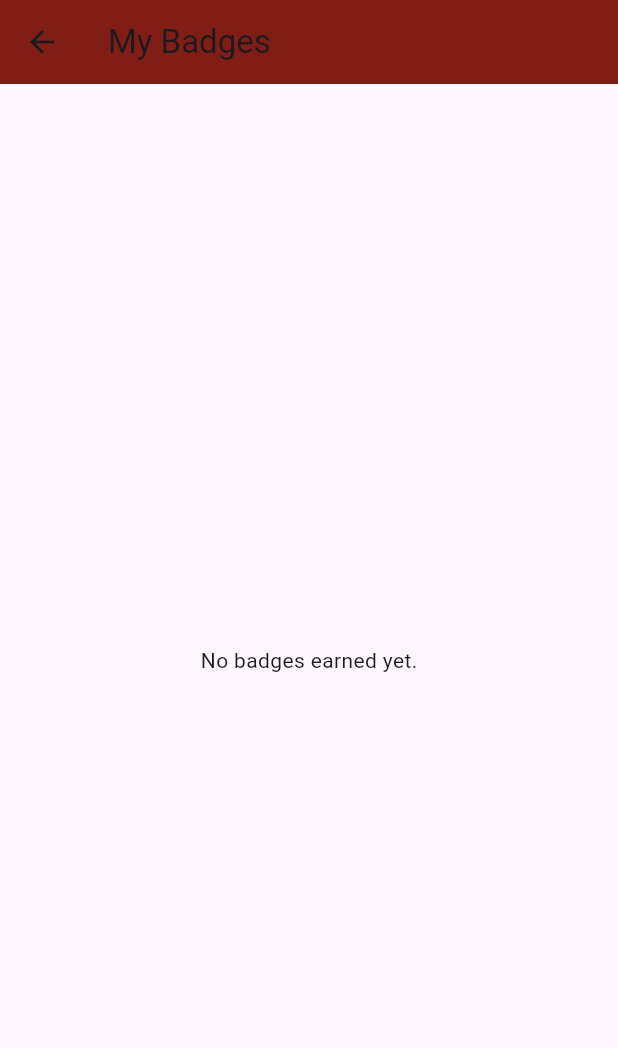
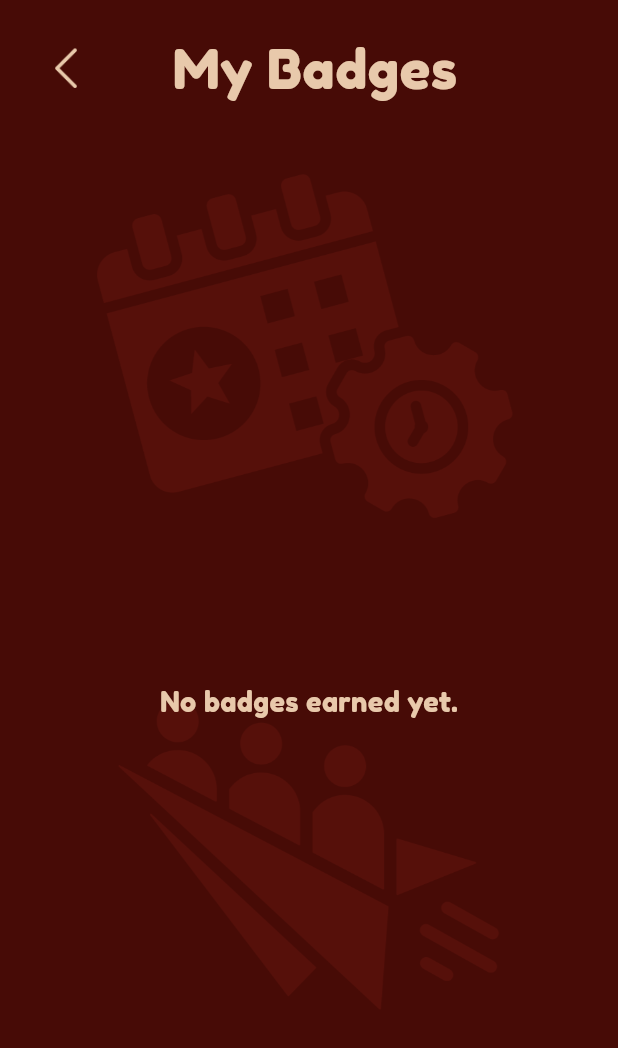
Before and after one commit to MaazPotrick/evinti, a Flutter app: the StudentBadgesPage screen opened directly, on a phone screen of 412 x 824 dp. Shown: the top 1048 px of the screen. Run offline on Flutter 3.47's test engine with Material 3 defaults, Android fonts, the phone set to English and light mode, and no system bars; our stand-ins replace carousel_slider, cloud_firestore, confetti, firebase_auth, firebase_core, firebase_storage and 5 more; accounts and stored records are empty; network calls fail.

Commit message:
Fixed badge page and organizer Event details page.

```diff
--- a/lib/StudentBadgesPage.dart
+++ b/lib/StudentBadgesPage.dart
@@ -44,20 +44,73 @@ class _StudentBadgesPageState extends State<StudentBadgesPage> {
   @override
   Widget build(BuildContext context) {
     return Scaffold(
-      appBar: AppBar(
-        title: const Text('My Badges'),
-        backgroundColor: const Color(0xFF801e15),
+      body: Stack(
+        children: [
+          // Background image
+          Container(
+            decoration: const BoxDecoration(
+              image: DecorationImage(
+                image: AssetImage('assets/images/bg2.png'), // Ensure consistency with the StudentProfile page
+                fit: BoxFit.cover,
               ),
-      body: badges.isEmpty
+            ),
+          ),
+          SafeArea(
+            child: Column(
+              children: [
+                // Top bar with back arrow and title
+                Padding(
+                  padding: const EdgeInsets.symmetric(vertical: 20.0, horizontal: 20.0),
+                  child: Row(
+                    mainAxisAlignment: MainAxisAlignment.spaceBetween,
+                    children: [
+                      IconButton(
+                        icon: SizedBox(
+                          width: 30, // Adjust width for a smaller arrow
+                          height: 30, // Adjust height for a smaller arrow
+                          child: Image.asset('assets/images/back.png'),
+                        ),
+                        onPressed: () {
+                          Navigator.pop(context); // Go back when tapped
+                        },
+                      ),
+                      const Text(
+                        'My Badges',
+                        style: TextStyle(
+                          fontFamily: 'FredokaOne',
+                          fontSize: 36,
+                          color: Color(0xFFe8c9ab),
+                        ),
+                      ),
+                      const SizedBox(width: 40), // To keep title centered
+                    ],
+                  ),
+                ),
+                const SizedBox(height: 20),
+                Expanded(
+                  child: badges.isEmpty
                       ? const Center(
-        child: Text('No badges earned yet.'),
+                    child: Text(
+                      'No badges earned yet.',
+                      style: TextStyle(
+                        fontFamily: 'FredokaOne',
+                        fontSize: 18,
+                        color: Color(0xFFe8c9ab),
+                      ),
+                    ),
                   )
                       : ListView.builder(
-        padding: const EdgeInsets.all(20.0),
+                    padding: const EdgeInsets.symmetric(horizontal: 20.0),
                     itemCount: badges.length,
                     itemBuilder: (context, index) {
                       final badge = badges[index];
-          return Card(
+                      return Container(
+                        margin: const EdgeInsets.symmetric(vertical: 10),
+                        padding: const EdgeInsets.all(15),
+                        decoration: BoxDecoration(
+                          color: const Color(0xFF801e15),
+                          borderRadius: BorderRadius.circular(10),
+                        ),
                         child: ListTile(
                           leading: Image.asset(
                             badge['imagePath'], // The path of the badge image (e.g., 'assets/images/bronze.png')
@@ -66,16 +119,30 @@ class _StudentBadgesPageState extends State<StudentBadgesPage> {
                           ),
                           title: Text(
                             badge['title'], // The title of the badge
-                style: const TextStyle(fontFamily: 'FredokaOne', fontSize: 18),
+                            style: const TextStyle(
+                              fontFamily: 'FredokaOne',
+                              fontSize: 20,
+                              color: Color(0xFFe8c9ab),
+                            ),
                           ),
                           subtitle: Text(
                             'Awarded on: ${badge['awardedTime'].toDate().toString().split(' ')[0]}',
-                style: const TextStyle(fontSize: 14),
+                            style: const TextStyle(
+                              fontFamily: 'FredokaOne',
+                              fontSize: 14,
+                              color: Color(0xFFe8c9ab),
+                            ),
                           ),
                         ),
                       );
                     },
                   ),
+                ),
+              ],
+            ),
+          ),
+        ],
+      ),
     );
   }
 }
```
Also changed, not shown: lib/OrganizerEventDetails.dart (+8 -0 lines). Lines whose indentation alone changed are shown as unchanged.
